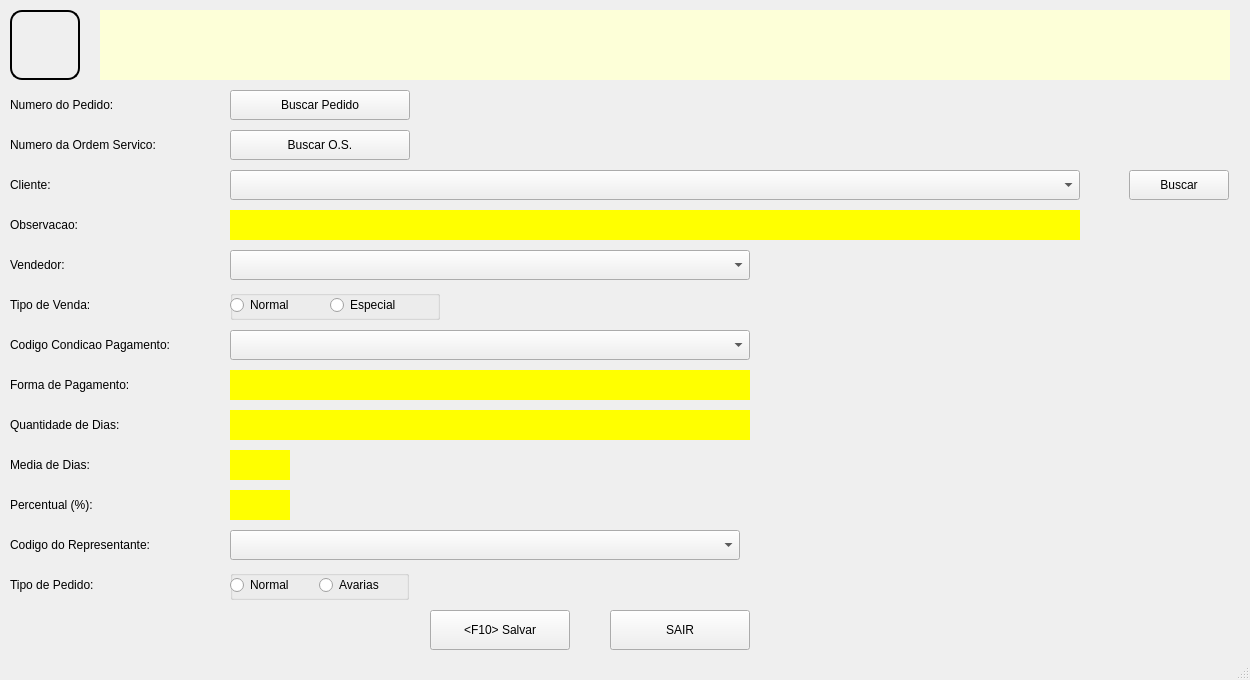
htisistema/SISCOM, file telas/venda_ini.ui: the form before one commit.
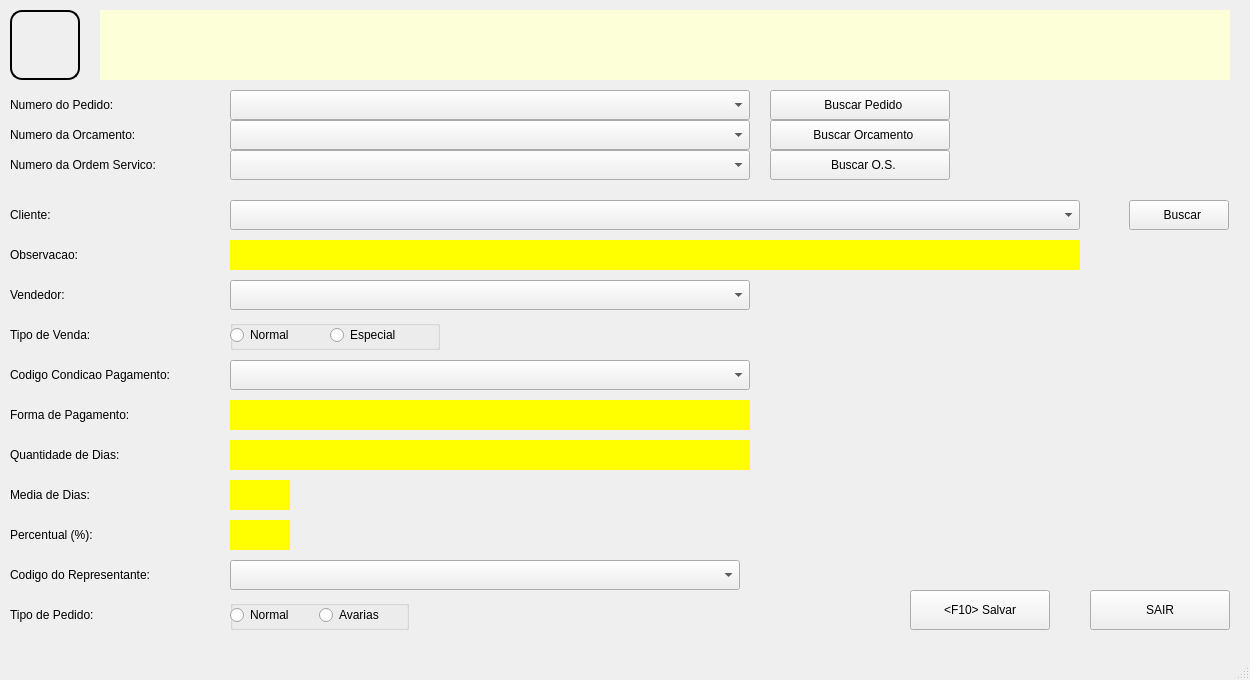
The form after the commit. Icons and pictures are not drawn.

Diff of the .ui file:
```diff
--- a/telas/venda_ini.ui
+++ b/telas/venda_ini.ui
@@ -65,8 +65,8 @@
    <widget class="QPushButton" name="bt_fecha">
     <property name="geometry">
      <rect>
-      <x>430</x>
-      <y>610</y>
+      <x>910</x>
+      <y>590</y>
       <width>140</width>
       <height>40</height>
      </rect>
@@ -79,7 +79,7 @@
     <property name="geometry">
      <rect>
       <x>10</x>
-      <y>170</y>
+      <y>200</y>
       <width>210</width>
       <height>30</height>
      </rect>
@@ -92,7 +92,7 @@
     <property name="geometry">
      <rect>
       <x>10</x>
-      <y>370</y>
+      <y>400</y>
       <width>210</width>
       <height>30</height>
      </rect>
@@ -105,7 +105,7 @@
     <property name="geometry">
      <rect>
       <x>10</x>
-      <y>410</y>
+      <y>440</y>
       <width>210</width>
       <height>30</height>
      </rect>
@@ -118,7 +118,7 @@
     <property name="geometry">
      <rect>
       <x>10</x>
-      <y>210</y>
+      <y>240</y>
       <width>210</width>
       <height>30</height>
      </rect>
@@ -131,7 +131,7 @@
     <property name="geometry">
      <rect>
       <x>10</x>
-      <y>450</y>
+      <y>480</y>
       <width>210</width>
       <height>30</height>
      </rect>
@@ -144,7 +144,7 @@
     <property name="geometry">
      <rect>
       <x>230</x>
-      <y>170</y>
+      <y>200</y>
       <width>850</width>
       <height>30</height>
      </rect>
@@ -157,7 +157,7 @@
     <property name="geometry">
      <rect>
       <x>10</x>
-      <y>250</y>
+      <y>280</y>
       <width>210</width>
       <height>30</height>
      </rect>
@@ -169,8 +169,8 @@
    <widget class="QPushButton" name="bt_sair">
     <property name="geometry">
      <rect>
-      <x>610</x>
-      <y>610</y>
+      <x>1090</x>
+      <y>590</y>
       <width>140</width>
       <height>40</height>
      </rect>
@@ -183,7 +183,7 @@
     <property name="geometry">
      <rect>
       <x>10</x>
-      <y>330</y>
+      <y>360</y>
       <width>210</width>
       <height>30</height>
      </rect>
@@ -209,46 +209,58 @@
     <property name="geometry">
      <rect>
       <x>10</x>
-      <y>130</y>
+      <y>120</y>
       <width>210</width>
       <height>30</height>
      </rect>
     </property>
     <property name="text">
-     <string>Numero da Ordem Servico:</string>
+     <string>Numero da Orcamento:</string>
     </property>
    </widget>
    <widget class="QPushButton" name="pb_buscar_pedido">
     <property name="geometry">
      <rect>
-      <x>230</x>
+      <x>770</x>
       <y>90</y>
       <width>180</width>
       <height>30</height>
      </rect>
     </property>
+    <property name="mouseTracking">
+     <bool>false</bool>
+    </property>
+    <property name="layoutDirection">
+     <enum>Qt::LeftToRight</enum>
+    </property>
     <property name="text">
-     <string>Buscar Pedido</string>
+     <string>  Buscar Pedido</string>
+    </property>
+    <property name="checkable">
+     <bool>false</bool>
+    </property>
+    <property name="flat">
+     <bool>false</bool>
     </property>
    </widget>
-   <widget class="QPushButton" name="pb_buscar_os">
+   <widget class="QPushButton" name="pb_buscar_orcamento">
     <property name="geometry">
      <rect>
-      <x>230</x>
-      <y>130</y>
+      <x>770</x>
+      <y>120</y>
       <width>180</width>
       <height>30</height>
      </rect>
     </property>
     <property name="text">
-     <string>Buscar O.S.</string>
+     <string>  Buscar Orcamento</string>
     </property>
    </widget>
    <widget class="QLabel" name="lb_obs">
     <property name="geometry">
      <rect>
       <x>230</x>
-      <y>210</y>
+      <y>240</y>
       <width>850</width>
       <height>30</height>
      </rect>
@@ -264,7 +276,7 @@
     <property name="geometry">
      <rect>
       <x>230</x>
-      <y>250</y>
+      <y>280</y>
       <width>520</width>
       <height>30</height>
      </rect>
@@ -274,7 +286,7 @@
     <property name="geometry">
      <rect>
       <x>230</x>
-      <y>330</y>
+      <y>360</y>
       <width>520</width>
       <height>30</height>
      </rect>
@@ -284,7 +296,7 @@
     <property name="geometry">
      <rect>
       <x>10</x>
-      <y>530</y>
+      <y>560</y>
       <width>210</width>
       <height>30</height>
      </rect>
@@ -297,7 +309,7 @@
     <property name="geometry">
      <rect>
       <x>10</x>
-      <y>570</y>
+      <y>600</y>
       <width>210</width>
       <height>30</height>
      </rect>
@@ -310,7 +322,7 @@
     <property name="geometry">
      <rect>
       <x>10</x>
-      <y>490</y>
+      <y>520</y>
       <width>210</width>
       <height>30</height>
      </rect>
@@ -323,7 +335,7 @@
     <property name="geometry">
      <rect>
       <x>10</x>
-      <y>290</y>
+      <y>320</y>
       <width>210</width>
       <height>30</height>
      </rect>
@@ -336,7 +348,7 @@
     <property name="geometry">
      <rect>
       <x>230</x>
-      <y>290</y>
+      <y>320</y>
       <width>210</width>
       <height>30</height>
      </rect>
@@ -414,7 +426,7 @@
     <property name="geometry">
      <rect>
       <x>230</x>
-      <y>370</y>
+      <y>400</y>
       <width>520</width>
       <height>30</height>
      </rect>
@@ -430,7 +442,7 @@
     <property name="geometry">
      <rect>
       <x>230</x>
-      <y>410</y>
+      <y>440</y>
       <width>520</width>
       <height>30</height>
      </rect>
@@ -446,7 +458,7 @@
     <property name="geometry">
      <rect>
       <x>230</x>
-      <y>450</y>
+      <y>480</y>
       <width>60</width>
       <height>30</height>
      </rect>
@@ -462,7 +474,7 @@
     <property name="geometry">
      <rect>
       <x>230</x>
-      <y>490</y>
+      <y>520</y>
       <width>60</width>
       <height>30</height>
      </rect>
@@ -478,7 +490,7 @@
     <property name="geometry">
      <rect>
       <x>230</x>
-      <y>530</y>
+      <y>560</y>
       <width>510</width>
       <height>30</height>
      </rect>
@@ -488,7 +500,7 @@
     <property name="geometry">
      <rect>
       <x>230</x>
-      <y>570</y>
+      <y>600</y>
       <width>179</width>
       <height>30</height>
      </rect>
@@ -501,7 +513,7 @@
     <property name="geometry">
      <rect>
       <x>230</x>
-      <y>570</y>
+      <y>600</y>
       <width>89</width>
       <height>30</height>
      </rect>
@@ -514,7 +526,7 @@
     <property name="geometry">
      <rect>
       <x>319</x>
-      <y>570</y>
+      <y>600</y>
       <width>89</width>
       <height>30</height>
      </rect>
@@ -530,13 +542,69 @@
     <property name="geometry">
      <rect>
       <x>1129</x>
-      <y>170</y>
+      <y>200</y>
       <width>100</width>
       <height>30</height>
      </rect>
     </property>
     <property name="text">
-     <string>Buscar</string>
+     <string>  Buscar</string>
+    </property>
+   </widget>
+   <widget class="QComboBox" name="cb_orcamento">
+    <property name="geometry">
+     <rect>
+      <x>230</x>
+      <y>120</y>
+      <width>520</width>
+      <height>30</height>
+     </rect>
+    </property>
+   </widget>
+   <widget class="QComboBox" name="cb_pedido">
+    <property name="geometry">
+     <rect>
+      <x>230</x>
+      <y>90</y>
+      <width>520</width>
+      <height>30</height>
+     </rect>
+    </property>
+   </widget>
+   <widget class="QPushButton" name="pb_buscar_os">
+    <property name="geometry">
+     <rect>
+      <x>770</x>
+      <y>150</y>
+      <width>180</width>
+      <height>30</height>
+     </rect>
+    </property>
+    <property name="text">
+     <string>  Buscar O.S.</string>
+    </property>
+   </widget>
+   <widget class="QComboBox" name="cb_os">
+    <property name="geometry">
+     <rect>
+      <x>230</x>
+      <y>150</y>
+      <width>520</width>
+      <height>30</height>
+     </rect>
+    </property>
+   </widget>
+   <widget class="QLabel" name="label_11">
+    <property name="geometry">
+     <rect>
+      <x>10</x>
+      <y>150</y>
+      <width>210</width>
+      <height>30</height>
+     </rect>
+    </property>
+    <property name="text">
+     <string>Numero da Ordem Servico:</string>
     </property>
    </widget>
   </widget>
```
